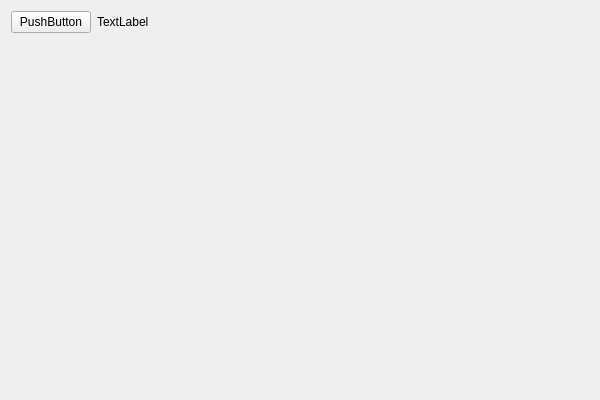
Qt form TipDemo/TipDemo.ui (llkid/TipDemo) before a commit.
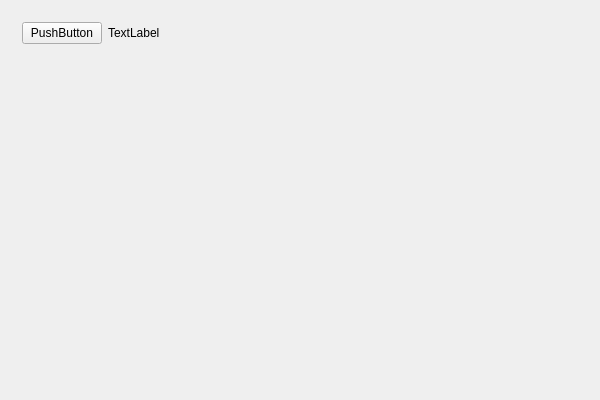
The same form after that commit.

Commit message: 更改坐标定位

```diff
--- a/TipDemo/TipDemo.ui
+++ b/TipDemo/TipDemo.ui
@@ -15,6 +15,7 @@
   </property>
   <layout class="QVBoxLayout" name="verticalLayout">
    <item>
+    <widget class="QWidget" name="" native="true">
     <layout class="QHBoxLayout" name="horizontalLayout">
      <item>
       <widget class="QPushButton" name="pushButton">
@@ -50,6 +51,7 @@
       </spacer>
      </item>
     </layout>
+    </widget>
    </item>
    <item>
     <spacer name="verticalSpacer">
```
Lines whose indentation alone changed are shown as unchanged. The commit also changes 1 other file.
